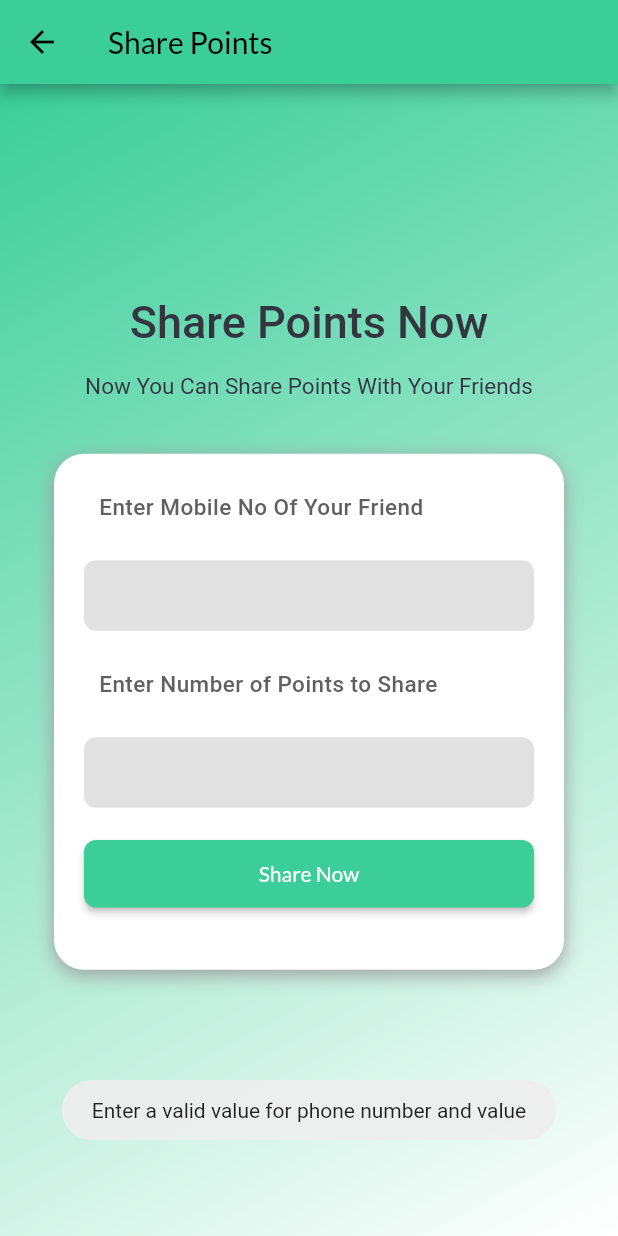
After one commit to M-ahmad88/pak-ssaf, a Flutter app: the SharePointsScreen screen opened directly, after a tap on "Share Now", on a phone screen of 412 x 824 dp. The commit adds this screen. Run offline on Flutter 3.47's test engine with Material 2 defaults, Android fonts, the phone set to English and light mode, and no system bars; our stand-ins replace carousel_slider, connectivity_plus, firebase_auth, firebase_core, firebase_database, flutter_svg and 4 more; missing offline and left inert: assorted_layout_widgets, dart:ffi, flutter_keyboard_size, qr_code_scanner; accounts and stored records are empty; Roboto replaces fonts that are missing (Nunito, Poppins); project files that could hold a hidden picture were left out.

Commit message:
sharing points added

```diff
--- a/lib/models/userModel.dart
+++ b/lib/models/userModel.dart
@@ -7,8 +7,8 @@ class UserModel {
   UserModel({this.points});
 
   UserModel.fromSnapshot(DataSnapshot snap){
-    points =( snap.value as dynamic)['points'];
-    name =( snap.value as dynamic)['name'];
+    points = (snap.value as dynamic)['points'];
+    name = (snap.value as dynamic)['name'];
   }
 }
 
--- a/lib/screens/main_bottom_nav/main_home_screen.dart
+++ b/lib/screens/main_bottom_nav/main_home_screen.dart
@@ -8,6 +8,7 @@ import '../../common/custom_animation.dart';
 import '../../utils/view_constants.dart';
 import '../qr_scanner/qr_scan_screen.dart';
 import '../redeem_now.dart';
+import '../share_points_with_friends.dart';
 
 class MainHomeScreen extends StatefulWidget {
   double bottomNavPadding = 0;
@@ -324,6 +325,19 @@ Widget buildDrawer(context) {
                 },
               ),
               Divider(),
+              ListTile(
+                leading: Icon(Icons.share, color: Colors.black), // Black icon
+                title: Text(
+                  'Share Points',
+                  style: TextStyle(color: Colors.black),
+                ),
+                onTap: () {
+                  Navigator.push(context, MaterialPageRoute(builder: (context) {
+                    return SharePointsScreen();
+                  }));
+                },
+              ),
+              Divider(),
 
             ],
           ),
--- /dev/null
+++ b/lib/screens/share_points_with_friends.dart
@@ -0,0 +1,309 @@
+import 'package:firebase_database/firebase_database.dart';
+import 'package:flutter/material.dart';
+import 'package:fluttertoast/fluttertoast.dart';
+import 'package:pak_saaf/common/AssistantMethods.dart';
+import 'package:pak_saaf/screens/main_bottom_nav/main_home_screen.dart';
+import 'package:pak_saaf/utils/global.dart';
+import '../common/toast_message.dart';
+import '../utils/color_constants.dart';
+import '../utils/progress_dialog.dart';
+
+class SharePointsScreen extends StatelessWidget {
+  var phoneNumberOfFriend;
+  var pointsToShare;
+
+  @override
+  Widget build(BuildContext context) {
+    return Scaffold(
+      appBar: AppBar(
+        title: const Text("Share Points"),
+        foregroundColor: ThemeColor.black900,
+        backgroundColor: ThemeColor.secondaryColor,
+      ),
+      body: Container(
+        decoration: const BoxDecoration(
+          gradient: LinearGradient(
+            colors: [ThemeColor.secondaryColor, ThemeColor.primaryColor],
+            begin: Alignment.topLeft,
+            end: Alignment.bottomRight,
+          ),
+        ),
+        child: Center(
+          child: Column(
+            mainAxisAlignment: MainAxisAlignment.center,
+            children: <Widget>[
+              Text(
+                'Share Points Now',
+                textAlign: TextAlign.center,
+                style: TextStyle(
+                  color: Color(0xFF33363F),
+                  fontSize: 30,
+                  fontFamily: 'Poppins',
+                  fontWeight: FontWeight.w500,
+                  height: 0,
+                ),
+              ),
+              Padding(
+                padding: const EdgeInsets.only(
+                  top: 16.0,
+                ),
+                child: Text(
+                  'Now You Can Share Points With Your Friends',
+                  textAlign: TextAlign.center,
+                  style: TextStyle(
+                    color: Color(0xFF33363F),
+                    fontSize: 15,
+                    fontFamily: 'Poppins',
+                    fontWeight: FontWeight.w400,
+                    height: 0,
+                  ),
+                ),
+              ),
+              Padding(
+                padding: const EdgeInsets.all(16.0),
+                child: Row(
+                  mainAxisAlignment: MainAxisAlignment.start,
+                  crossAxisAlignment: CrossAxisAlignment.start,
+                  children: <Widget>[
+                    Expanded(
+                      child: Container(
+                        margin: const EdgeInsets.all(20),
+                        padding: const EdgeInsets.all(20),
+                        decoration: BoxDecoration(
+                          boxShadow: const [
+                            BoxShadow(
+                              color: Colors.grey, // shadow color
+                              blurRadius: 10, // blur radius
+                              offset: Offset(0, 3), // shadow offset
+                            ),
+                          ],
+                          color: Colors.white,
+                          borderRadius: BorderRadius.circular(20),
+                        ),
+                        child: Column(
+                          children: <Widget>[
+                            Padding(
+                              padding: EdgeInsets.only(
+                                  left: 10, right: 10, top: 20, bottom: 30),
+                              child: Align(
+                                alignment: Alignment.centerLeft,
+                                child: Text(
+                                  'Enter Mobile No Of Your Friend',
+                                  textAlign: TextAlign.start,
+                                  style: TextStyle(
+                                    color: Color(0xFF615F5F),
+                                    fontSize: 15,
+                                    fontFamily: 'Nunito',
+                                    fontWeight: FontWeight.w500,
+                                    height: 0.06,
+                                    letterSpacing: 0.30,
+                                  ),
+                                ),
+                              ),
+                            ),
+                            Opacity(
+                              opacity: 0.8,
+                              child: Container(
+                                height: 47,
+                                decoration: ShapeDecoration(
+                                  color: const Color(0xFFD9D9D9),
+                                  shape: RoundedRectangleBorder(
+                                      borderRadius: BorderRadius.circular(8)),
+                                ),
+                                child: Padding(
+                                  padding: const EdgeInsets.all(8.0),
+                                  child: TextField(
+                                    decoration: const InputDecoration(
+                                        border: InputBorder.none,
+                                        enabledBorder: InputBorder.none),
+                                    keyboardType: TextInputType.phone,
+                                    onChanged: (value) {
+                                      phoneNumberOfFriend = value;
+                                    },
+                                  ),
+                                ),
+                              ),
+                            ),
+                            Padding(
+                              padding: EdgeInsets.only(
+                                  left: 10, right: 10, top: 40, bottom: 30),
+                              child: Align(
+                                alignment: Alignment.centerLeft,
+                                child: Text(
+                                  "Enter Number of Points to Share",
+                                  textAlign: TextAlign.start,
+                                  style: TextStyle(
+                                    color: Color(0xFF615F5F),
+                                    fontSize: 15,
+                                    fontFamily: 'Nunito',
+                                    fontWeight: FontWeight.w500,
+                                    height: 0.06,
+                                    letterSpacing: 0.30,
+                                  ),
+                                ),
+                              ),
+                            ),
+                            Opacity(
+                              opacity: 0.8,
+                              child: Container(
+                                height: 47,
+                                decoration: ShapeDecoration(
+                                  color: const Color(0xFFD9D9D9),
+                                  shape: RoundedRectangleBorder(
+                                      borderRadius: BorderRadius.circular(8)),
+                                ),
+                                child: Padding(
+                                  padding: const EdgeInsets.all(8.0),
+                                  child: TextField(
+                                    decoration: const InputDecoration(
+                                        border: InputBorder.none,
+                                        enabledBorder: InputBorder.none),
+                                    onChanged: (value) {
+                                      pointsToShare = value;
+                                    },
+                                  ),
+                                ),
+                              ),
+                            ),
+                            const SizedBox(height: 20),
+                            Row(
+                              children: [
+                                Expanded(
+                                  child: ElevatedButton(
+                                    style: ElevatedButton.styleFrom(
+                                      primary: ThemeColor.secondaryColor,
+                                      minimumSize:
+                                          const Size(double.infinity, 45),
+                                      shape: RoundedRectangleBorder(
+                                        borderRadius: BorderRadius.circular(8),
+                                      ),
+                                    ),
+                                    onPressed: () {
+                                      if (phoneNumberOfFriend != null && pointsToShare != null && phoneNumberOfFriend.toString().isNotEmpty && pointsToShare.toString().isNotEmpty ){
+                                        checkUserBeforeLogin(context: context);
+                                      }
+                                      else{
+                                        Fluttertoast.showToast(msg: "Enter a valid value for phone number and value");
+
+                                      }
+
+
+                                    },
+                                    child: Text("Share Now"),
+                                  ),
+                                ),
+                              ],
+                            ),
+                            const SizedBox(
+                              height: 20,
+                            )
+                          ],
+                        ),
+                      ),
+                    ),
+                  ],
+                ),
+              )
+            ],
+          ),
+        ),
+      ),
+    );
+  }
+
+
+  // Call this function before logging in
+  void checkUserBeforeLogin({required BuildContext context}) async {
+    showDialog(
+      context: context,
+      barrierDismissible: false,
+      builder: (BuildContext c) {
+        return ProgressDialog(message: "Checking user existence, Please wait...",);
+      },
+    );
+
+    String email = "$phoneNumberOfFriend@gmail.com";
+
+    bool userExists = await isUserExists(email);
+
+    Navigator.pop(context); // Dismiss the progress dialog
+
+    if (userExists) {
+      // User exists, proceed with login
+      int? pointsToShareValue = int.tryParse(pointsToShare);
+      if(pointsToShareValue! <= points && pointsToShareValue! >= 1){
+
+        DatabaseReference userRef = FirebaseDatabase.instance.reference().child("users");
+        Query query = userRef.orderByChild("email").equalTo(email);
+
+        DatabaseEvent snapshot = await query.once();
+        if (snapshot.snapshot.value != null) {
+          Map<String, dynamic>? userData =
+          (snapshot.snapshot.value as Map<dynamic, dynamic>).cast<String, dynamic>();
+
+          if (userData != null && userData.isNotEmpty) {
+            String userId = userData.keys.first;
+
+          int currentPoints = userData[userId]['points'] ?? 0;
+          // Update points by adding pointsToAdd
+          int newPoints = currentPoints + pointsToShareValue;
+
+          // Update the points in the database
+          await userRef.child(userId).update({"points": newPoints});
+
+          subtractPointsFromCurrentUser(context, pointsToShareValue);
+
+            AssistantMethod.getPointsOfUser().then((_) {
+
+              Navigator.push(context, MaterialPageRoute(builder: (context) {
+                return MainHomeScreen();
+              }));
+            });
+
+        } else{
+            print("Invalid user data");
+            Fluttertoast.showToast(msg: "Invalid user data");
+
+          }
+        }
+      }
+      else{
+        Fluttertoast.showToast(msg: "Please enter pts between 1 and $points");
+      }
+    } else {
+      // User does not exist
+      Fluttertoast.showToast(msg: "This User Does Not Exist");
+      // You can handle this case as needed
+    }
+  }
+
+  Future<bool> isUserExists(String email) async {
+    DatabaseReference userRef = FirebaseDatabase.instance.reference().child("users");
+    DatabaseEvent snapshot = await userRef.orderByChild("email").equalTo(email).once();
+
+    return snapshot.snapshot.value != null;
+  }
+
+  subtractPointsFromCurrentUser(BuildContext context, int pointsToShareValue){
+
+    DatabaseReference userRef = FirebaseDatabase.instance
+        .reference()
+        .child('users')
+        .child(currentFirebaseUser!.uid);
+
+
+    userRef.update({'points': points-pointsToShareValue}).then((_) {
+    }).catchError((error) {
+      print("Error updating points: $error");
+      toastMessage(context, "Error updating points");
+      Navigator.pop(context);
+    });
+  }
+
+
+
+
+
+
+
+}
```
Also changed, not shown: lib/screens/qr_scanner/qr_scan_screen.dart (+0 -9 lines).
